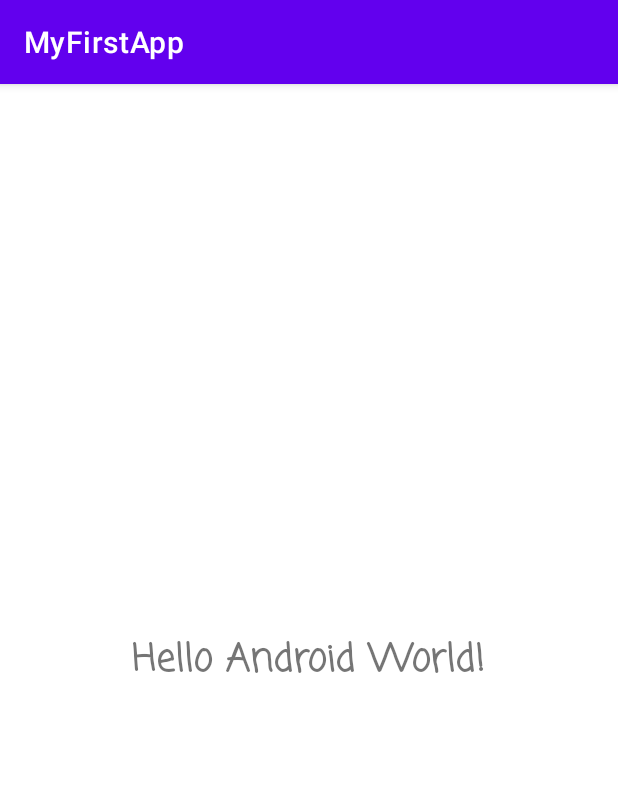
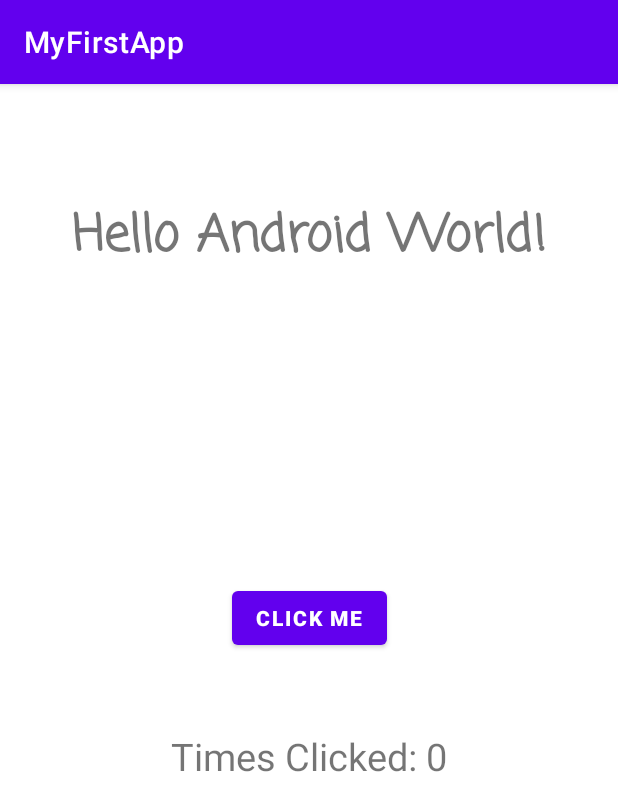
Before and after one commit to omarade/SmartMobile-sem4, an Android app: the screen it shows after launch (MainActivity), on a phone screen of 412 x 824 dp. Shown: the top 811 px of the screen. Run offline under Robolectric (Android 15) with nearby library versions, the phone set to English and light mode, and no system bars.

Commit message:
added a button and text view that display the number of clicks

```diff
--- a/Android/MyFirstApp/app/src/main/java/nl/fontys/myfirstapp/MainActivity.kt
+++ b/Android/MyFirstApp/app/src/main/java/nl/fontys/myfirstapp/MainActivity.kt
@@ -2,10 +2,23 @@ package nl.fontys.myfirstapp
 
 import androidx.appcompat.app.AppCompatActivity
 import android.os.Bundle
+import android.widget.Button
+import android.widget.TextView
+import android.widget.Toast
 
 class MainActivity : AppCompatActivity() {
     override fun onCreate(savedInstanceState: Bundle?) {
         super.onCreate(savedInstanceState)
         setContentView(R.layout.activity_main)
+
+        val btnClickMe = findViewById<Button>(R.id.btn)
+        val tvCounter = findViewById<TextView>(R.id.tvCounter)
+        var timesClicked = 0
+
+        btnClickMe.setOnClickListener {
+            timesClicked++
+            tvCounter.text = "Times Clicked: " + timesClicked
+            Toast.makeText(this, "Button clicked", Toast.LENGTH_LONG).show()
+        }
     }
 }
--- a/Android/MyFirstApp/app/src/main/res/layout/activity_main.xml
+++ b/Android/MyFirstApp/app/src/main/res/layout/activity_main.xml
@@ -7,15 +7,41 @@
     tools:context=".MainActivity">
 
     <TextView
+        android:id="@+id/txtHelloWorld"
         android:layout_width="wrap_content"
         android:layout_height="wrap_content"
         android:fontFamily="casual"
         android:text="Hello Android World!"
-        android:textSize="25sp"
+        android:textSize="34sp"
         android:textStyle="bold"
         app:layout_constraintBottom_toBottomOf="parent"
         app:layout_constraintEnd_toEndOf="parent"
+        app:layout_constraintHorizontal_bias="0.497"
         app:layout_constraintStart_toStartOf="parent"
-        app:layout_constraintTop_toTopOf="parent" />
+        app:layout_constraintTop_toTopOf="parent"
+        app:layout_constraintVertical_bias="0.106" />
+
+    <Button
+        android:id="@+id/btn"
+        android:layout_width="wrap_content"
+        android:layout_height="wrap_content"
+        android:text="Click Me"
+        android:textStyle="bold"
+        app:layout_constraintBottom_toTopOf="@+id/tvCounter"
+        app:layout_constraintEnd_toEndOf="parent"
+        app:layout_constraintStart_toStartOf="parent"
+        app:layout_constraintTop_toBottomOf="@+id/txtHelloWorld"
+        app:layout_constraintVertical_bias="0.8" />
+
+    <TextView
+        android:id="@+id/tvCounter"
+        android:layout_width="wrap_content"
+        android:layout_height="wrap_content"
+        android:text="Times Clicked: 0"
+        android:textSize="25sp"
+        app:layout_constraintBottom_toBottomOf="parent"
+        app:layout_constraintEnd_toEndOf="parent"
+        app:layout_constraintStart_toStartOf="parent"
+        app:layout_constraintTop_toBottomOf="@+id/txtHelloWorld" />
 
 </androidx.constraintlayout.widget.ConstraintLayout>
```
